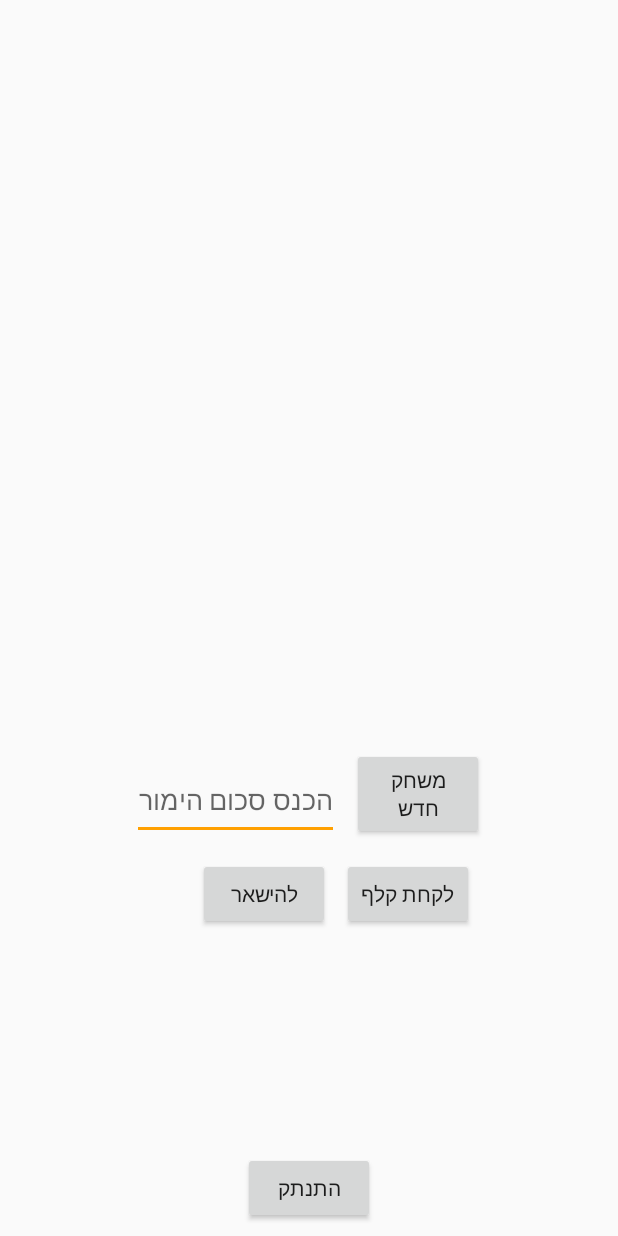
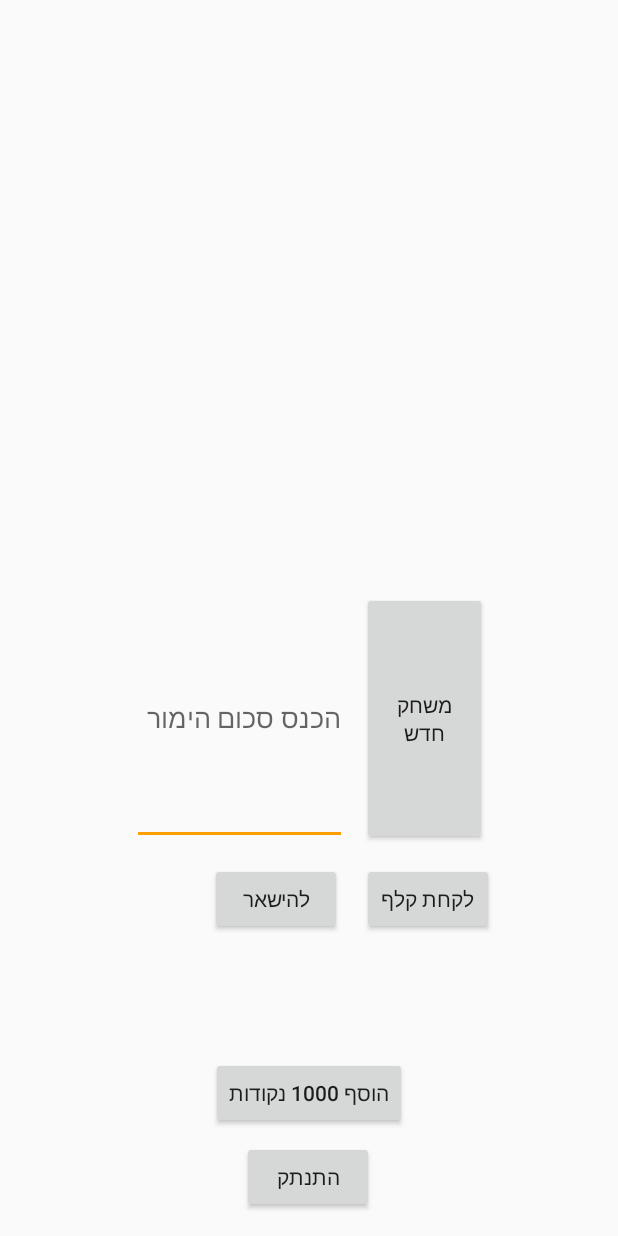
Before and after one commit to yakirarie/BlackJack, an Android app: the layout activity_main.xml on its own in the app's theme, with its tools: preview values and no code run, on a phone screen of 412 x 824 dp. Run offline under Robolectric (Android 15) with nearby library versions, the phone set to English and light mode, and no system bars.

Commit message:
admin+fixes

```diff
--- a/app/src/main/res/layout/activity_main.xml
+++ b/app/src/main/res/layout/activity_main.xml
@@ -10,12 +10,13 @@
     <LinearLayout
         android:id="@+id/linearLayout"
         android:layout_width="260dp"
-        android:layout_height="0dp"
+        android:layout_height="199dp"
         android:layout_marginStart="2dp"
         android:layout_marginTop="5dp"
         android:layout_marginEnd="2dp"
+        android:layout_marginBottom="190dp"
         android:orientation="horizontal"
-        app:layout_constraintBottom_toTopOf="@+id/game_bet"
+        app:layout_constraintBottom_toTopOf="@+id/newGame_button"
         app:layout_constraintEnd_toEndOf="parent"
         app:layout_constraintStart_toStartOf="parent"
         app:layout_constraintTop_toTopOf="parent">
@@ -39,86 +40,91 @@
 
     <Button
         android:id="@+id/newGame_button"
-        android:layout_width="88dp"
-        android:layout_height="61dp"
+        android:layout_width="83dp"
+        android:layout_height="0dp"
         android:layout_marginStart="8dp"
-        android:layout_marginTop="8dp"
         android:layout_marginEnd="8dp"
-        android:layout_marginBottom="264dp"
+        android:layout_marginBottom="12dp"
         android:text="@string/new_game"
-        app:layout_constraintBottom_toBottomOf="parent"
+        app:layout_constraintBottom_toTopOf="@+id/hit_button"
         app:layout_constraintEnd_toEndOf="parent"
-        app:layout_constraintHorizontal_bias="0.012"
+        app:layout_constraintHorizontal_bias="0.022"
         app:layout_constraintStart_toEndOf="@+id/place_bet"
-        app:layout_constraintTop_toBottomOf="@+id/game_bet"
-        app:layout_constraintVertical_bias="1.0" />
+        app:layout_constraintTop_toBottomOf="@+id/linearLayout" />
 
     <Button
         android:id="@+id/stay_button"
         android:layout_width="wrap_content"
         android:layout_height="wrap_content"
-        android:layout_marginStart="8dp"
-        android:layout_marginTop="8dp"
-        android:layout_marginEnd="8dp"
-        android:layout_marginBottom="204dp"
+        android:layout_marginStart="140dp"
         android:text="@string/stay"
-        app:layout_constraintBottom_toBottomOf="parent"
-        app:layout_constraintEnd_toStartOf="@+id/hit_button"
-        app:layout_constraintHorizontal_bias="1.0"
-        app:layout_constraintStart_toStartOf="parent"
-        app:layout_constraintTop_toBottomOf="@+id/game_bet"
-        app:layout_constraintVertical_bias="1.0" />
+        app:layout_constraintBaseline_toBaselineOf="@+id/hit_button"
+        app:layout_constraintStart_toStartOf="parent" />
 
     <Button
         android:id="@+id/hit_button"
         android:layout_width="wrap_content"
         android:layout_height="wrap_content"
-        android:layout_marginTop="8dp"
-        android:layout_marginEnd="96dp"
-        android:layout_marginBottom="204dp"
+        android:layout_marginStart="8dp"
+        android:layout_marginEnd="8dp"
+        android:layout_marginBottom="81dp"
         android:text="@string/hit_me"
-        app:layout_constraintBottom_toBottomOf="parent"
+        app:layout_constraintBottom_toTopOf="@+id/admin_button"
         app:layout_constraintEnd_toEndOf="parent"
-        app:layout_constraintTop_toBottomOf="@+id/game_bet"
-        app:layout_constraintVertical_bias="1.0" />
+        app:layout_constraintHorizontal_bias="0.063"
+        app:layout_constraintStart_toEndOf="@+id/stay_button"
+        app:layout_constraintTop_toBottomOf="@+id/newGame_button" />
 
     <Button
         android:id="@+id/log_out_button"
         android:layout_width="wrap_content"
         android:layout_height="wrap_content"
-        android:layout_marginBottom="8dp"
+        android:layout_marginStart="8dp"
+        android:layout_marginTop="8dp"
+        android:layout_marginEnd="8dp"
         android:text="@string/log_out"
+        app:layout_constraintEnd_toEndOf="parent"
+        app:layout_constraintHorizontal_bias="0.498"
+        app:layout_constraintStart_toStartOf="parent"
+        app:layout_constraintTop_toBottomOf="@+id/admin_button" />
+
+    <Button
+        android:id="@+id/admin_button"
+        android:layout_width="wrap_content"
+        android:layout_height="wrap_content"
+        android:layout_marginStart="8dp"
+        android:layout_marginEnd="8dp"
+        android:layout_marginBottom="71dp"
+        android:text="@string/add_1000"
         app:layout_constraintBottom_toBottomOf="parent"
         app:layout_constraintEnd_toEndOf="parent"
         app:layout_constraintStart_toStartOf="parent"
-        app:layout_constraintTop_toBottomOf="@+id/game_bet" />
+        app:layout_constraintTop_toBottomOf="@+id/hit_button" />
 
     <EditText
         android:id="@+id/place_bet"
-        android:layout_width="138dp"
-        android:layout_height="53dp"
+        android:layout_width="143dp"
+        android:layout_height="0dp"
         android:layout_marginStart="88dp"
-        android:layout_marginTop="8dp"
-        android:layout_marginBottom="264dp"
         android:autofillHints=""
         android:ems="10"
         android:hint="@string/bet_place"
         android:inputType="number"
         android:maxLength="9"
-        app:layout_constraintBottom_toBottomOf="parent"
+        app:layout_constraintBottom_toBottomOf="@+id/newGame_button"
         app:layout_constraintStart_toStartOf="parent"
-        app:layout_constraintTop_toBottomOf="@+id/game_bet"
-        app:layout_constraintVertical_bias="1.0" />
+        app:layout_constraintTop_toTopOf="@+id/newGame_button" />
 
     <TextView
         android:id="@+id/game_bet"
         android:layout_width="199dp"
         android:layout_height="35dp"
-        android:layout_marginBottom="396dp"
-        app:layout_constraintBottom_toTopOf="@+id/log_out_button"
+        android:layout_marginStart="8dp"
+        android:layout_marginEnd="8dp"
+        android:layout_marginBottom="476dp"
+        app:layout_constraintBottom_toBottomOf="parent"
         app:layout_constraintEnd_toEndOf="parent"
-        app:layout_constraintStart_toStartOf="parent"
-        app:layout_constraintTop_toBottomOf="@+id/linearLayout" />
+        app:layout_constraintStart_toStartOf="parent" />
 
 
 </android.support.constraint.ConstraintLayout>
--- a/app/src/main/res/values/strings.xml
+++ b/app/src/main/res/values/strings.xml
@@ -100,5 +100,7 @@
     <string name="new_user_points">משתמש חדש! קבל 6000 נקודות מתנה!</string>
     <string name="bet_place">הכנס סכום הימור</string>
     <string name="bet_error">אנא הכנס סכום הימור תקין</string>
+    <string name="admin_id">BNSWHHuqwZWgXt3wZZV6gs3Gefw1</string>
+    <string name="add_1000">הוסף 1000 נקודות</string>
 
 </resources>
```
Also changed, not shown: app/src/main/java/com/example/yakirlaptop/blackjack/Game.java (+33 -11 lines), app/src/main/java/com/example/yakirlaptop/blackjack/MainActivity.java (+13 -1 lines).
